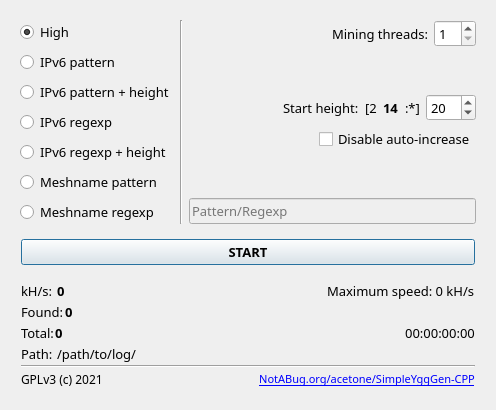
First picture: the form in src-qt/widget.ui, repository perguth/acetone-SimpleYggGen-CPP, before the edit.
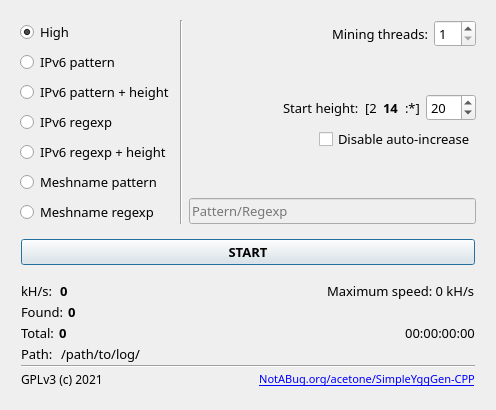
Second picture: the form after the edit. Icons and pictures are not drawn.

The edit to the form file:
```diff
--- a/src-qt/widget.ui
+++ b/src-qt/widget.ui
@@ -467,7 +467,7 @@
           </font>
          </property>
          <property name="text">
-          <string>kH/s: </string>
+          <string>kH/s:  </string>
          </property>
         </widget>
        </item>
@@ -528,7 +528,7 @@
           </font>
          </property>
          <property name="text">
-          <string>Found:</string>
+          <string>Found: </string>
          </property>
         </widget>
        </item>
@@ -589,7 +589,7 @@
           </font>
          </property>
          <property name="text">
-          <string>Total:</string>
+          <string>Total: </string>
          </property>
         </widget>
        </item>
@@ -652,7 +652,7 @@
           </font>
          </property>
          <property name="text">
-          <string>Path: </string>
+          <string>Path:  </string>
          </property>
         </widget>
        </item>
```
